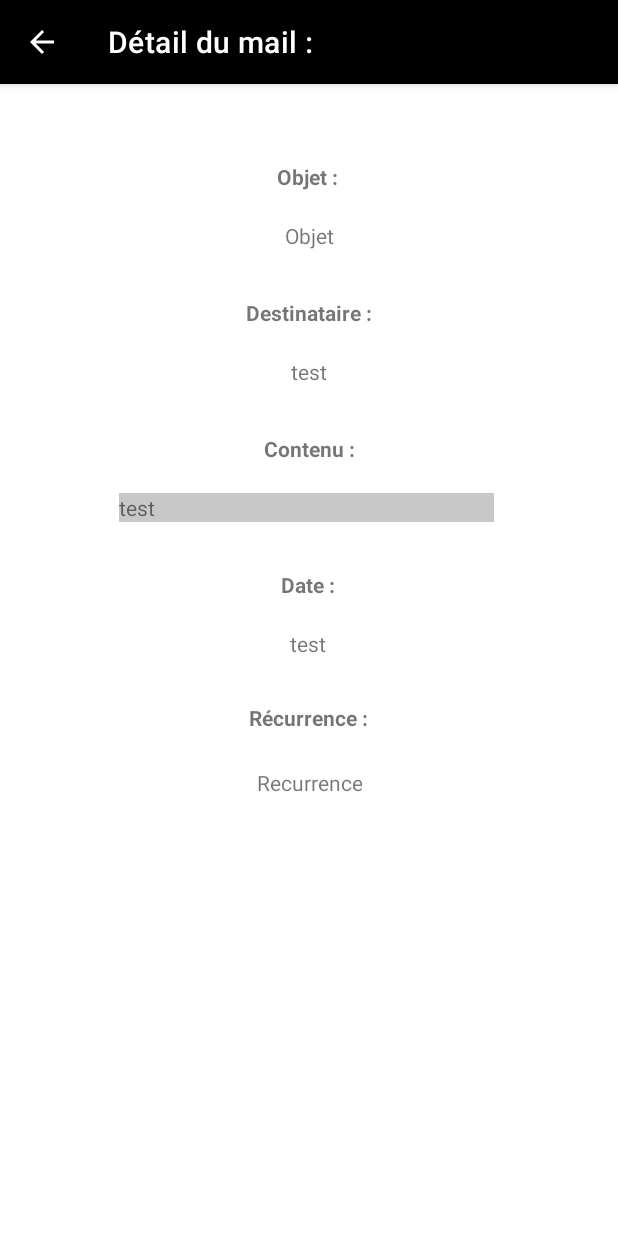
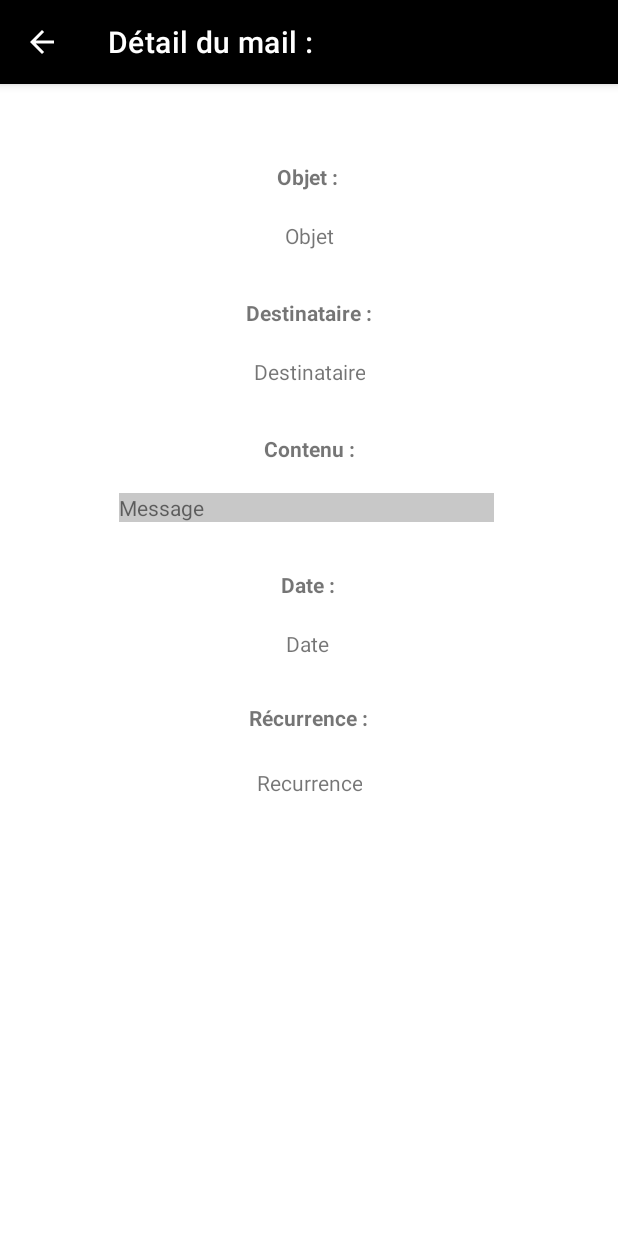
Before and after one commit to BradR07/AndroidProjectLazyMessages, an Android app: the DetailMailActivity screen opened directly, with no data from a screen before it, on a phone screen of 412 x 824 dp. Run offline under Robolectric (Android 15) with nearby library versions, the phone set to English and light mode, and no system bars; our stand-ins replace Room's generated code; 4 statements that could not run were skipped.

Commit message:
ça crash plus quand on vas sur la liste, on peut envoyer un mail (le destinataire s'affiche pas), suppr(raffraichis pas la liste) + info marche

```diff
--- a/LazyMessages/app/build.gradle
+++ b/LazyMessages/app/build.gradle
@@ -4,7 +4,7 @@ plugins {
 
 android {
     compileSdkVersion 31
-    buildToolsVersion "31.0.0"
+    buildToolsVersion "30.0.0"
 
     buildFeatures{
         viewBinding true
--- a/LazyMessages/app/src/main/java/com/example/lazymessages/createMail/CreateMailActivity.java
+++ b/LazyMessages/app/src/main/java/com/example/lazymessages/createMail/CreateMailActivity.java
@@ -114,7 +114,7 @@ public class CreateMailActivity extends AppCompatActivity implements OnReturnDat
     public void onMailInserted() {
 
         //Donner le DateTime a la notif
-        createMailPresenter.setRecurringAlarm2(this, createMailPresenter.getDay(), createMailPresenter.getMonth(), createMailPresenter.getYear(), createMailPresenter.getHour(), createMailPresenter.getMinute());
+        createMailPresenter.setRecurringAlarm2(this, createMailPresenter.getDay(), createMailPresenter.getMonth(), createMailPresenter.getYear(), createMailPresenter.getHour(), createMailPresenter.getMinute(), mail);
 
         //Message de confirmation programmation du mail
         CharSequence text = "Nouveau mail programmé !";
--- a/LazyMessages/app/src/main/java/com/example/lazymessages/detailMail/DetailMailActivity.java
+++ b/LazyMessages/app/src/main/java/com/example/lazymessages/detailMail/DetailMailActivity.java
@@ -32,7 +32,7 @@ public class DetailMailActivity extends AppCompatActivity {
 
         nBinding = DetailMailBinding.inflate(getLayoutInflater());
         View v = nBinding.getRoot();
-        mails = new Gson().fromJson(getIntent().getStringExtra("mail_clicked"), Mails.class);
+        mailEntity = new Gson().fromJson(getIntent().getStringExtra("mail_clicked"), MailEntity.class);
 
         // Configuration de la ToolBar
         ActionBar actionBar = getSupportActionBar();
@@ -52,26 +52,25 @@ public class DetailMailActivity extends AppCompatActivity {
                 MailDao mailDao = db.mailDao();
                 //Get le mail selectionné
 
-                Singleton monSingeton = Singleton.getInstanceSingleton();
+                //Singleton monSingeton = Singleton.getInstanceSingleton();
 
 
 
                 //mailEntity=Singleton.getInstanceSingleton();
 
 
-               mailEntity = mailDao.getOneById(monSingeton.getMonMail().id);
+               //mailEntity = mailDao.getOneById(monSingeton.getMonMail().id);
 
-                System.out.println(mailEntity.contenu);
+                //System.out.println(mailEntity.contenu);
 
                 //System.out.println(mailEntity);
             }
         });
 
         nBinding.textView2.setText(mailEntity.objet);
-        nBinding.destinataire.setText("test");
-        nBinding.message.setText("test");
-        nBinding.date.setText("test");
-        Log.wtf("wtf", String.valueOf(mails));
+        nBinding.destinataire.setText(mailEntity.destinataire);
+        nBinding.message.setText(mailEntity.contenu);
+        nBinding.date.setText(mailEntity.date);
 
         setContentView(v);
     }
--- a/LazyMessages/app/src/main/java/com/example/lazymessages/mailList/MailListAdapter.java
+++ b/LazyMessages/app/src/main/java/com/example/lazymessages/mailList/MailListAdapter.java
@@ -59,8 +59,8 @@ public class MailListAdapter extends RecyclerView.Adapter {
         }
 
         public void bindTo(MailEntity mails){
-            binding.tvItemMessageList.setText(mails.objet.toString());
-            binding.destinataire.setText(mails.destinataire.toString());
+            binding.tvItemMessageList.setText(mails.objet);
+            binding.destinataire.setText(mails.destinataire);
             binding.detail.setOnClickListener(new View.OnClickListener() {
                 @Override
                 public void onClick(View v) {
```
Also changed, not shown: LazyMessages/app/src/main/java/com/example/lazymessages/createMail/CreateMailPresenter.java (+10 -1 lines), LazyMessages/app/src/main/java/com/example/lazymessages/createMail/RemindCollecteWorker.java (+36 -5 lines), LazyMessages/app/src/main/java/com/example/lazymessages/mailList/MailListActivity.java (+23 -5 lines).
